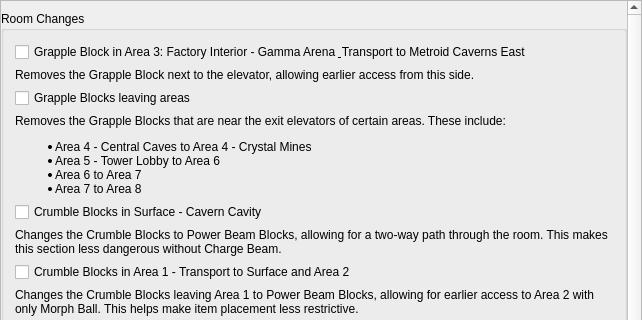
Before: the Qt Designer form randovania/gui/ui_files/preset_msr_patches.ui in randovania/randovania, drawn with Qt 5; both pictures show x 0 to 642 and y 0 to 320 of the 642 by 535 pixel window.
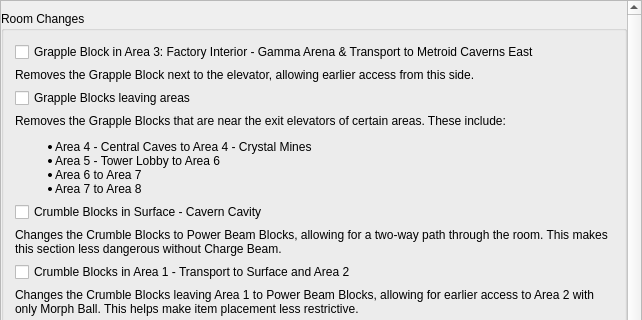
After: the same form once the commit is applied.

```diff
--- a/randovania/gui/ui_files/preset_msr_patches.ui
+++ b/randovania/gui/ui_files/preset_msr_patches.ui
@@ -106,7 +106,7 @@
            <item>
             <widget class="QCheckBox" name="area3_interior_shortcut_no_grapple_check">
              <property name="text">
-              <string>Grapple Block in Area 3: Factory Interior - Gamma Arena &amp; Transport to Metroid Caverns East</string>
+              <string>Grapple Block in Area 3: Factory Interior - Gamma Arena &amp;&amp; Transport to Metroid Caverns East</string>
              </property>
             </widget>
            </item>
```
